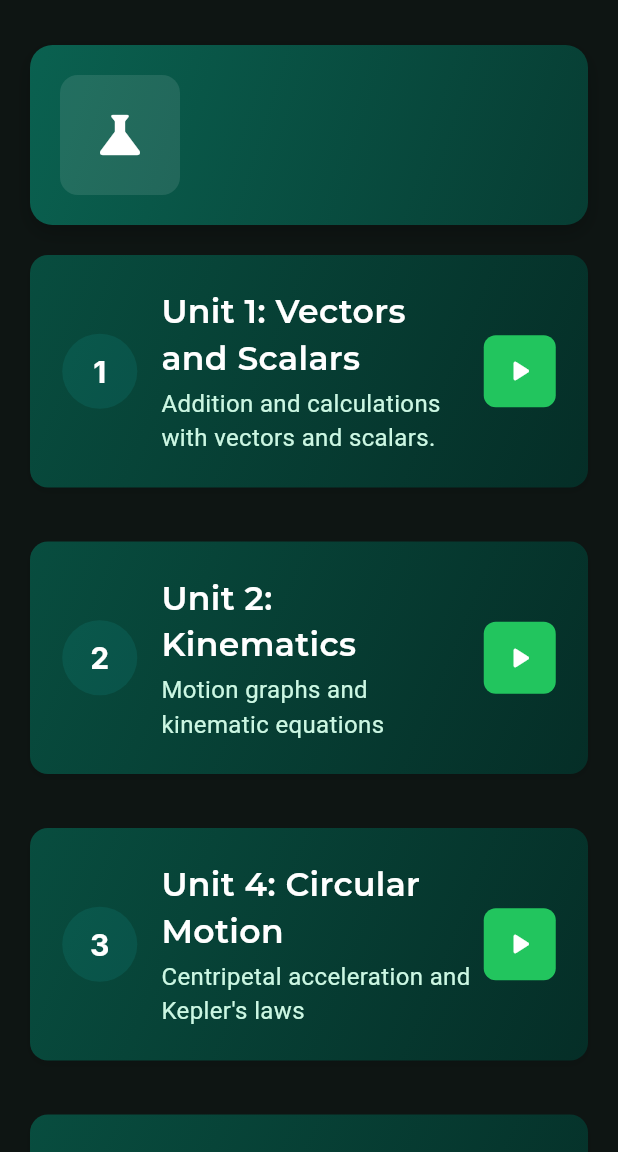
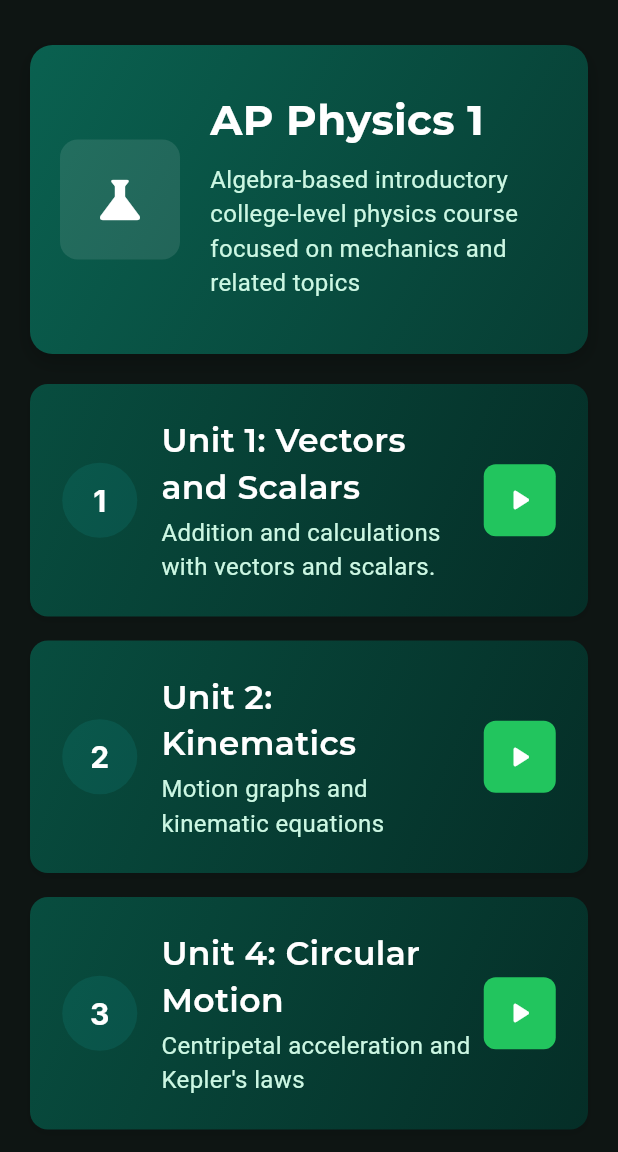
Before and after one commit to HisMonDon/Vera, a Flutter app: the ApPhysics1 screen opened directly, on a phone screen of 412 x 824 dp, the part 84-1236 px from its top. Run offline on Flutter 3.47's test engine with Material 3 defaults, Android fonts, the light colour scheme and no system bars; our stand-ins replace auto_size_text, google_fonts, material_design_icons_flutter, persistent_bottom_nav_bar, shared_preferences; missing offline and left inert: extract_video_frame, media_kit, media_kit_video, widget_mask; accounts and stored records are empty.

Commit message:
removed useless padding, finalized top description bar

```diff
--- a/coolapp/lib/views/pages/videos/physics_videos/physics_courses/ap_physics_1.dart
+++ b/coolapp/lib/views/pages/videos/physics_videos/physics_courses/ap_physics_1.dart
@@ -282,6 +282,37 @@
                       child: Icon(Icons.science, size: 40, color: Colors.white),
                     ),
                     SizedBox(width: 20),
+                    Expanded(
+                      child: Align(
+                        alignment: Alignment.centerLeft,
+                        child: Column(
+                          crossAxisAlignment: CrossAxisAlignment.start,
+                          mainAxisAlignment: MainAxisAlignment.center,
+                          children: [
+                            SizedBox(height: 10),
+                            Text(
+                              "AP Physics 1",
+                              style: GoogleFonts.montserrat(
+                                fontSize: 28,
+                                fontWeight: FontWeight.bold,
+                                color: Colors.white,
+                              ),
+                            ),
+                            SizedBox(height: 8),
+                            Text(
+                              "Algebra-based introductory college-level physics course focused on mechanics and related topics",
+                              style: GoogleFonts.roboto(
+                                fontSize: 16,
+                                color: Color(0xFFCCF7E3),
+                              ),
+                            ),
+                            SizedBox(height: 16),
+
+                            //course stats underneath
+                          ],
+                        ),
+                      ),
+                    ),
                   ],
                 ),
               ),
@@ -290,17 +321,12 @@
               Column(
                 children: List.generate(videosList.length, (index) {
                   final video = videosList[index];
-                  return Padding(
-                    padding: const EdgeInsets.only(
-                      bottom: 20,
-                    ), // spacing between buttons
-                    child: _buildVideoButton(
-                      video['title'] ?? '',
-                      video['description'] ?? '',
-                      index,
-                      video['videoPage']!,
-                      video['videoLink'],
-                    ),
+                  return _buildVideoButton(
+                    video['title'] ?? '',
+                    video['description'] ?? '',
+                    index,
+                    video['videoPage']!,
+                    video['videoLink'],
                   );
                 }),
               ),
```
